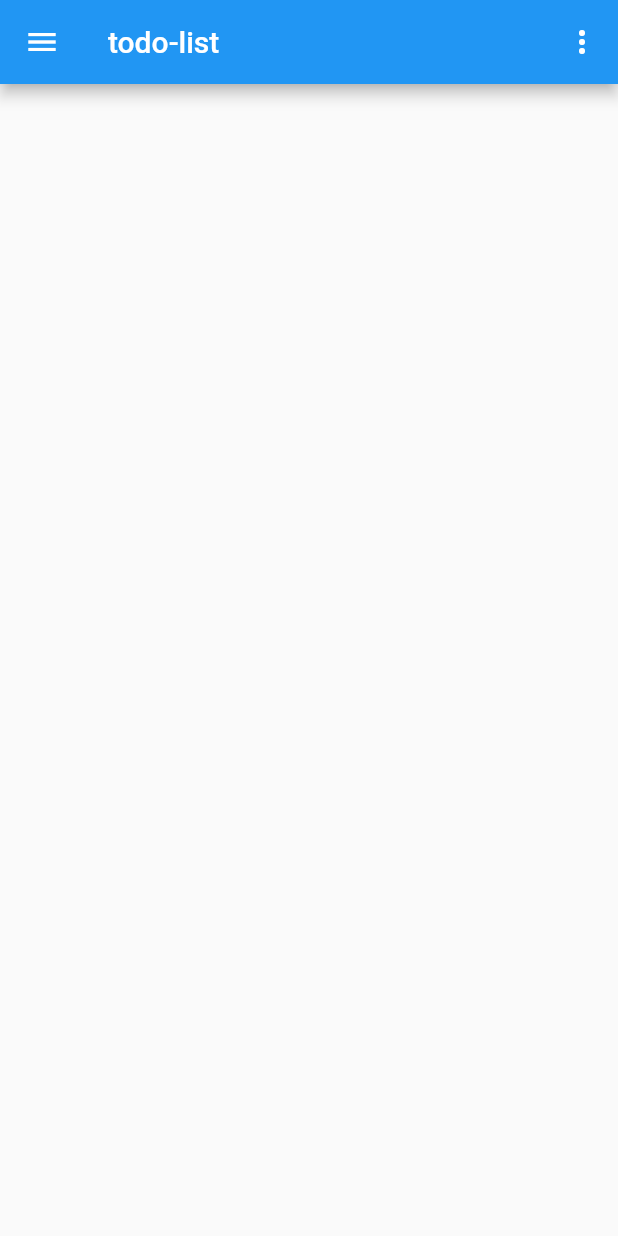
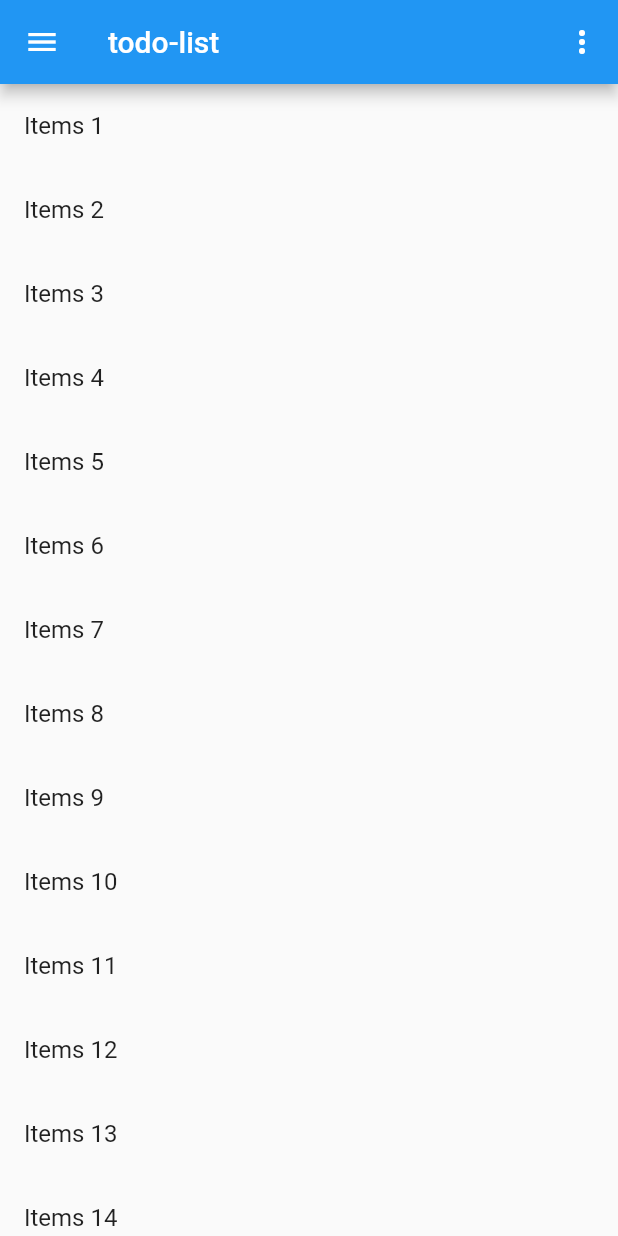
Before and after one commit to jweboy/github-app, a Flutter app: the screen it shows after launch, on a phone screen of 412 x 824 dp. Run offline on Flutter 3.47's test engine with Material 2 defaults, Android fonts, the phone set to English and light mode, and no system bars.

Commit message:
:sparkles: Add todo list and drawer in homeScreen

```diff
--- a/lib/home.dart
+++ b/lib/screens/home.dart
@@ -1,13 +1,14 @@
 import 'package:flutter/material.dart';
+import 'package:todo/screens/todo-list.dart';
 
-class BasicHomePage extends StatefulWidget {
+class HomeScreen extends StatefulWidget {
   @override
-  _BasicHomePageState createState() => new _BasicHomePageState();
+  _HomeScreenState createState() => new _HomeScreenState();
 }
 
-class _BasicHomePageState extends State<BasicHomePage> {
+class _HomeScreenState extends State<HomeScreen> {
   // 左侧菜单
-  Future<void> _showDrawer() async {
+  Future<void> _showDialog() async {
     return showDialog<void>(
       context: context,
       barrierDismissible: false, // user must tap button!
@@ -35,6 +36,38 @@ class _BasicHomePageState extends State<BasicHomePage> {
     );
   }
 
+  Drawer _showNavDrawer(BuildContext context) {
+    var headerChild = new DrawerHeader(
+      child: new Text('Header'),
+    );
+
+    ListTile genNavItem(String text, String routeName) {
+      return new ListTile(
+        title: new Text(text),
+        onTap: () {
+          setState(() {
+                      Navigator.of(context).pop();
+                      Navigator.of(context).pushNamed(routeName);
+                    });
+        },
+      );
+    }
+
+    var navChildren = [
+      headerChild,
+      genNavItem('settings', '/'),
+      genNavItem('home', '/'),
+    ];
+
+    ListView listview = new ListView(
+      children: navChildren,
+    );
+
+    return new Drawer(
+      child: listview,
+    );
+  }
+
   // render主体
   @override
   Widget build(BuildContext context) {
@@ -45,7 +78,7 @@ class _BasicHomePageState extends State<BasicHomePage> {
           leading: new IconButton(
             icon: const Icon(Icons.menu),
             onPressed: () {
-              return _showDrawer();
+              return _showDialog();
             },
           ),
           actions: <Widget>[
@@ -61,11 +94,13 @@ class _BasicHomePageState extends State<BasicHomePage> {
             )
           ],
         ),
-        body: null,
+        body: new TodoList(),
+        drawer: _showNavDrawer(context),
       ),
     );
   }
 }
+
 
 class Choice {
   const Choice({ this.title, this.icon });
--- /dev/null
+++ b/lib/screens/todo-list.dart
@@ -0,0 +1,57 @@
+import 'package:flutter/material.dart';
+
+class Todo {
+  const Todo({ this.id, this.text });
+  final String text;
+  final String id;
+}
+
+class TodoList extends StatefulWidget{
+  // @override
+  // Widget build(BuildContext context) {
+  //   return null;
+  // }
+  @override
+  State<StatefulWidget> createState() {
+    return new TodoListState();
+  }
+}
+
+class TodoListState extends State<TodoList>{
+  // final todos = const <Todo> [
+  //   const Todo(id: 'key1', text: '测试数据1'),
+  //   const Todo(id: 'key2', text: '测试数据2'),
+  //   const Todo(id: 'key3', text: '测试数据3'),
+  //   const Todo(id: 'key4', text: '测试数据4'),
+  //   const Todo(id: 'key5', text: '测试数据5'),
+  //   const Todo(id: 'key6', text: '测试数据6'),
+  //   const Todo(id: 'key7', text: '测试数据7'),
+  // ];
+
+  final List<String> _todos = new List<String>.generate(30, (int i) => "Items ${i + 1}");
+
+  @override
+  Widget build(BuildContext context) {
+    return new ListView.builder(
+      itemCount: _todos.length,
+      itemBuilder: (context, int index) {
+        final todo = _todos[index];
+        return Dismissible(
+          key: new Key(todo),
+          onDismissed: (direction) {
+            _todos.removeAt(index);
+            Scaffold.of(context).showSnackBar(new SnackBar(
+              content: new Text("Item dismissed~~")
+            ));
+          },
+          child: new ListTile(
+            title: new Text("$todo"),
+          ),
+          background: new Container(
+            color: Colors.red,
+          ),
+        );
+      },
+    );
+  }
+}
```
Also changed, not shown: lib/main.dart (+83 -88 lines).
